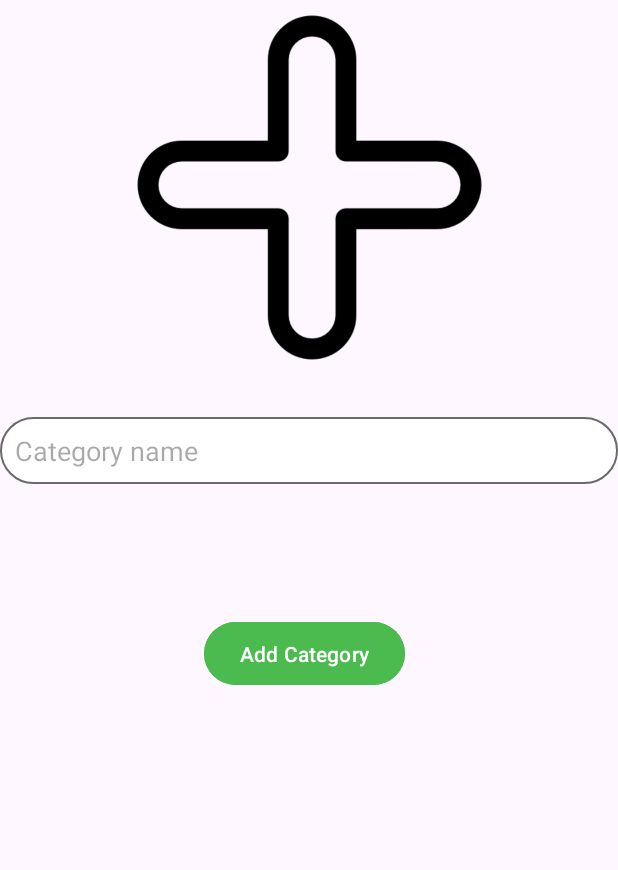
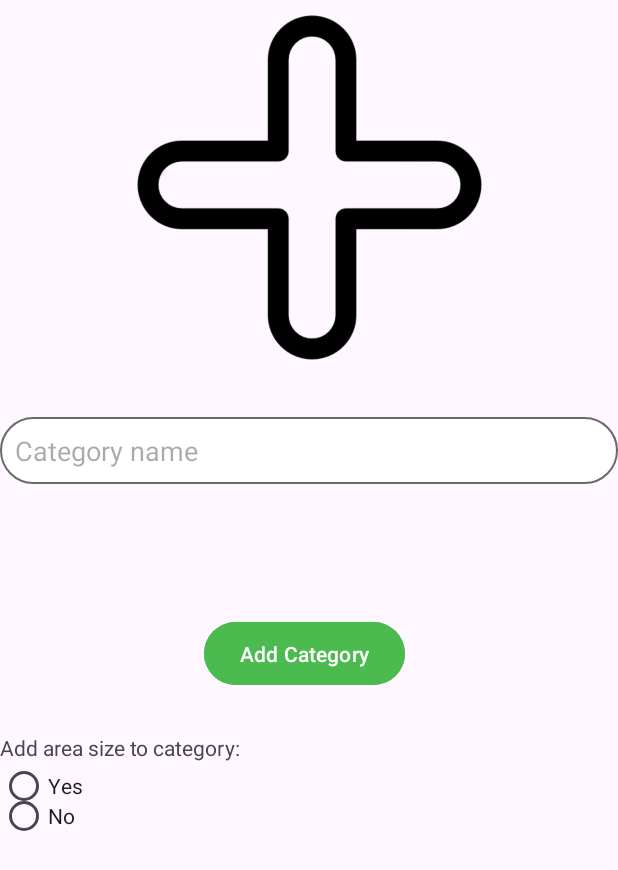
Before and after one commit to ExproVic/ECommerce, an Android app: the AddNewCategoryActivity screen opened directly, with no data from a screen before it, on a phone screen of 412 x 824 dp. Shown: the top 870 px of the screen. Run offline under Robolectric (Android 15) with nearby library versions, the phone set to English and light mode, and no system bars; our stand-ins replace Firebase (no records; nobody signed in at launch, a user with empty details on screens opened directly); pictures from the network do not load.

Commit message:
add diff size

```diff
--- a/app/src/main/res/layout/activity_add_new_categoty.xml
+++ b/app/src/main/res/layout/activity_add_new_categoty.xml
@@ -44,4 +44,31 @@
         app:layout_constraintStart_toStartOf="parent"
         app:layout_constraintTop_toBottomOf="@+id/Category_name" />
 
+    <RadioGroup
+        android:id="@+id/radiogrourpSize"
+        android:layout_width="411dp"
+        android:layout_height="76dp"
+        android:layout_marginTop="28dp"
+        app:layout_constraintStart_toStartOf="parent"
+        app:layout_constraintTop_toBottomOf="@+id/addNewCategory">
+
+        <TextView
+            android:id="@+id/areacategoty"
+            android:layout_width="match_parent"
+            android:layout_height="25dp"
+            android:text="Add area size to category:" />
+
+        <RadioButton
+            android:id="@+id/yessize"
+            android:layout_width="match_parent"
+            android:layout_height="20sp"
+            android:text="Yes" />
+
+        <RadioButton
+            android:id="@+id/nosize"
+            android:layout_width="match_parent"
+            android:layout_height="20dp"
+            android:text="No" />
+    </RadioGroup>
+
 </androidx.constraintlayout.widget.ConstraintLayout>
```
Also changed, not shown: app/src/main/java/com/example/ecommerce/AddNewProductsActivity.java (+17 -1 lines), app/src/main/java/com/example/ecommerce/Category/AddNewCategoryActivity.java (+10 -1 lines), app/src/main/java/com/example/ecommerce/productview/ItemProduct.java (+12 -1 lines), app/src/main/java/com/example/ecommerce/productview/ProductAdapter.java (+6 -1 lines), app/src/main/java/com/example/ecommerce/productview/ViewProductHolder.java (+17 -0 lines), app/src/main/res/layout/item_view_product.xml (+25 -0 lines).
